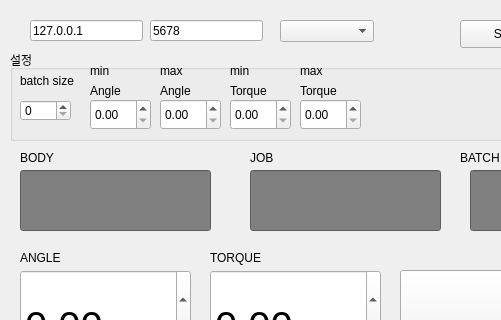
Old version of the form wpms/test.ui in the repository gusdnd3150/PF6000; both pictures show x 0 to 501 and y 0 to 320 of the 775 by 428 pixel window.
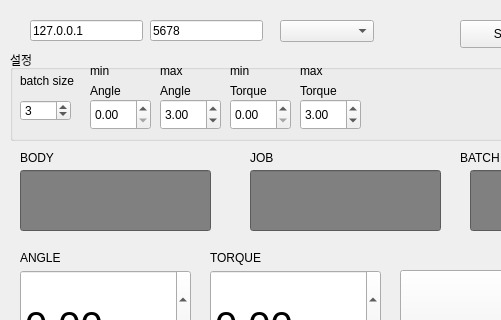
New version of the form.

```diff
--- a/wpms/test.ui
+++ b/wpms/test.ui
@@ -225,6 +225,9 @@
        <height>31</height>
       </rect>
      </property>
+     <property name="value">
+      <double>3.000000000000000</double>
+     </property>
     </widget>
     <widget class="QLabel" name="label_9">
      <property name="geometry">
@@ -310,6 +313,9 @@
        <height>31</height>
       </rect>
      </property>
+     <property name="value">
+      <double>3.000000000000000</double>
+     </property>
     </widget>
     <widget class="QLabel" name="label_13">
      <property name="geometry">
@@ -333,6 +339,9 @@
        <height>21</height>
       </rect>
      </property>
+     <property name="value">
+      <number>3</number>
+     </property>
     </widget>
     <widget class="QLabel" name="label_14">
      <property name="geometry">
```
